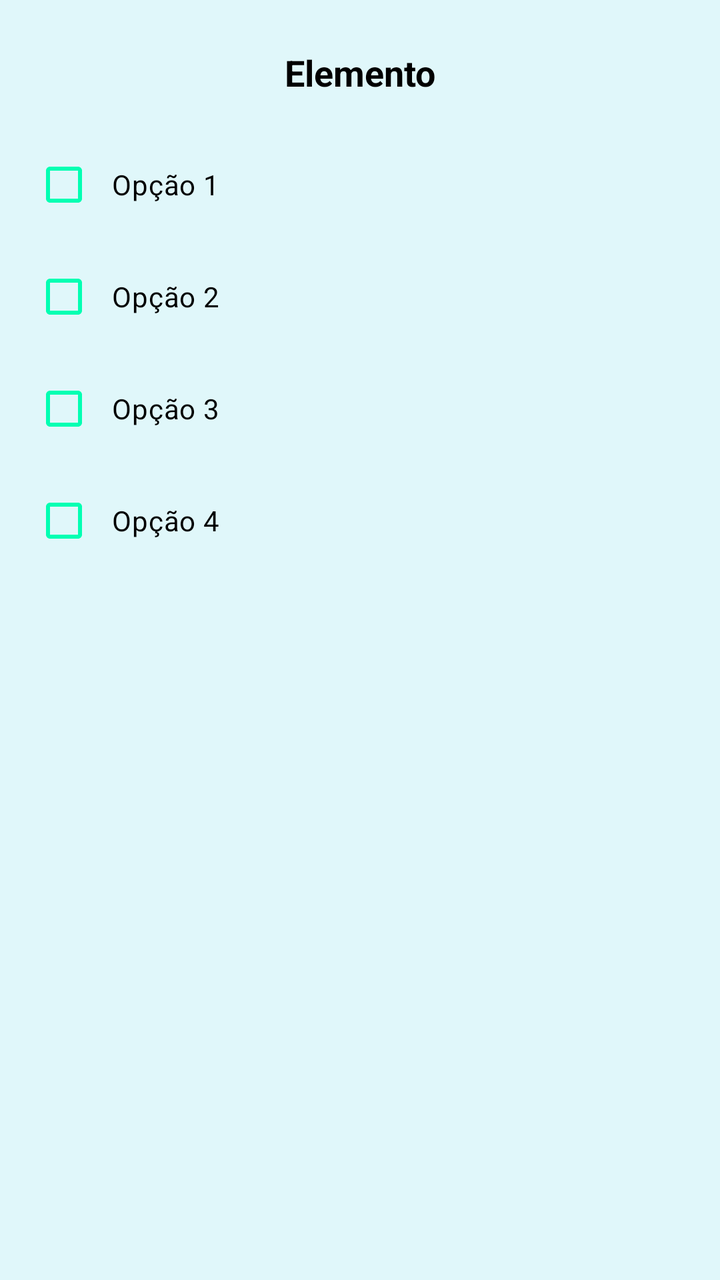
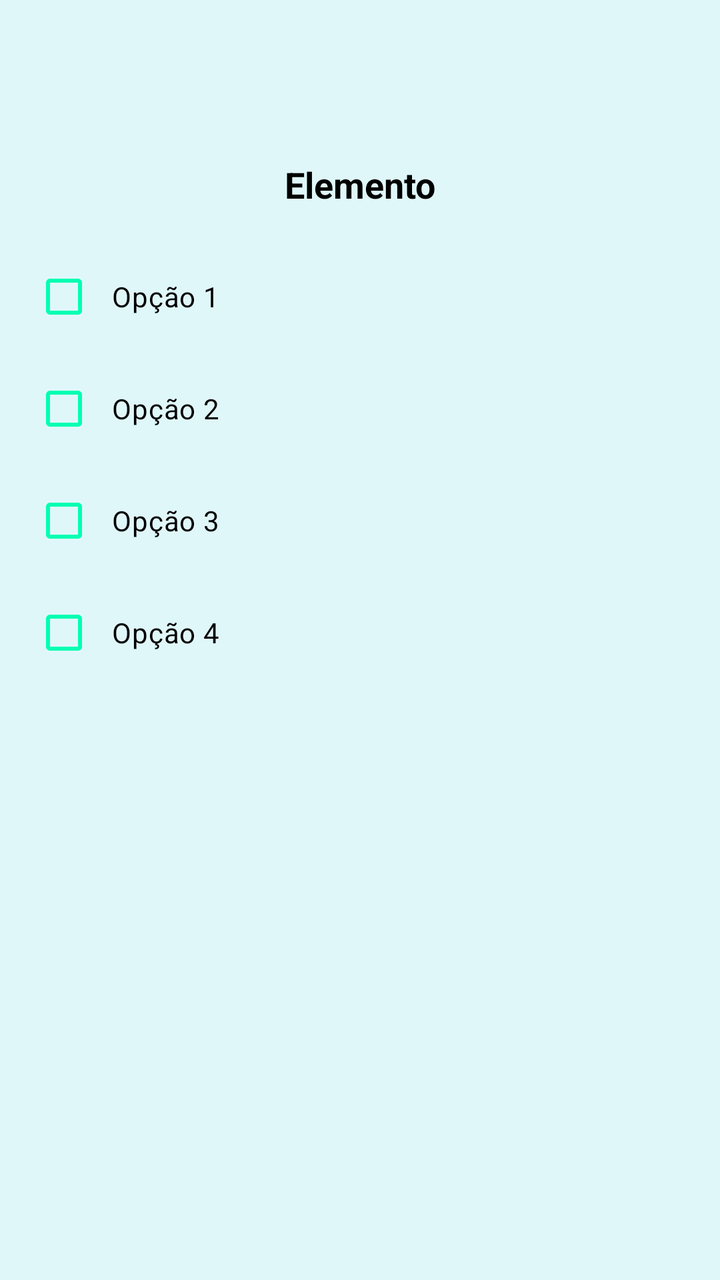

Compare the two renders of this Android layout. The source of the first and the diff that turns it into the second are given below.
<!-- AndroidManifest.xml: application theme Theme.ErmesonBalbinotAndrade -->
<!-- res/layout/item_pergunta.xml -->
<LinearLayout xmlns:android="http://schemas.android.com/apk/res/android"
    android:layout_width="match_parent"
    android:layout_height="wrap_content"
    android:orientation="vertical"
    android:padding="16dp"
    android:layout_marginBottom="16dp"
    android:background="@color/branco_azul"
    android:id="@+id/perguntasLayout">

    <TextView
        android:id="@+id/textViewElemento"
        android:layout_width="match_parent"
        android:layout_height="wrap_content"
        android:text="@string/elemento"
        android:textSize="18sp"
        android:textStyle="bold"
        android:layout_marginBottom="12dp"
        android:padding="8dp"
        android:background="@color/branco_azul"
        android:textColor="@color/black"
        android:gravity="center" />

    <CheckBox
        android:id="@+id/checkBox1"
        android:layout_width="match_parent"
        android:layout_height="wrap_content"
        android:text="@string/op_o_1"
        android:padding="8dp"
        android:layout_marginBottom="8dp"
        android:buttonTint="@color/green"
        android:textColor="@color/black"/>

    <CheckBox
        android:id="@+id/checkBox2"
        android:layout_width="match_parent"
        android:layout_height="wrap_content"
        android:text="@string/op_o_2"
        android:padding="8dp"
        android:layout_marginBottom="8dp"
        android:buttonTint="@color/green"
        android:textColor="@color/black"/>

    <CheckBox
        android:id="@+id/checkBox3"
        android:layout_width="match_parent"
        android:layout_height="wrap_content"
        android:text="@string/op_o_3"
        android:padding="8dp"
        android:layout_marginBottom="8dp"
        android:buttonTint="@color/green"
        android:textColor="@color/black"/>

    <CheckBox
        android:id="@+id/checkBox4"
        android:layout_width="match_parent"
        android:layout_height="wrap_content"
        android:text="@string/op_o_4"
        android:padding="8dp"
        android:layout_marginBottom="8dp"
        android:buttonTint="@color/green"
        android:textColor="@color/black"/>

</LinearLayout>
<!-- resources referenced by this layout -->
<resources>
  <color name="black">#FF000000</color>
  <color name="branco_azul">#E0F7FA</color>
  <color name="green">#00FFB2</color>
  <string name="elemento">Elemento</string>
  <string name="op_o_1">Opção 1</string>
  <string name="op_o_2">Opção 2</string>
  <string name="op_o_3">Opção 3</string>
  <string name="op_o_4">Opção 4</string>
  <style name="Theme.ErmesonBalbinotAndrade" parent="Base.Theme.ErmesonBalbinotAndrade" />
  <style name="Base.Theme.ErmesonBalbinotAndrade" parent="Theme.Material3.DayNight.NoActionBar">
          
          
      </style>
</resources>

<!-- the commit's change to res/layout/item_pergunta.xml (unified diff, before → after) -->
@@ -6,6 +6,14 @@
     android:layout_marginBottom="16dp"
     android:background="@color/branco_azul"
     android:id="@+id/perguntasLayout">
+
+
+    <ImageView
+        android:id="@+id/imageViewElemento"
+        android:layout_width="38dp"
+        android:layout_height="40dp"
+        android:layout_gravity="end"
+        android:layout_marginBottom="16dp" />
 
     <TextView
         android:id="@+id/textViewElemento"
